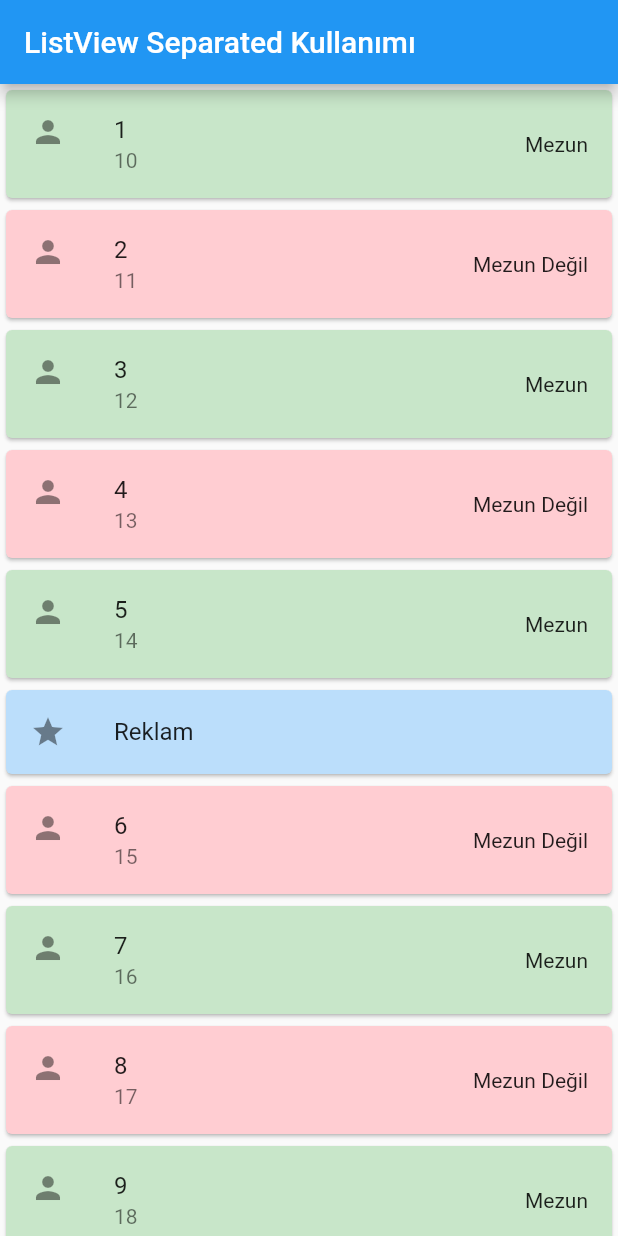
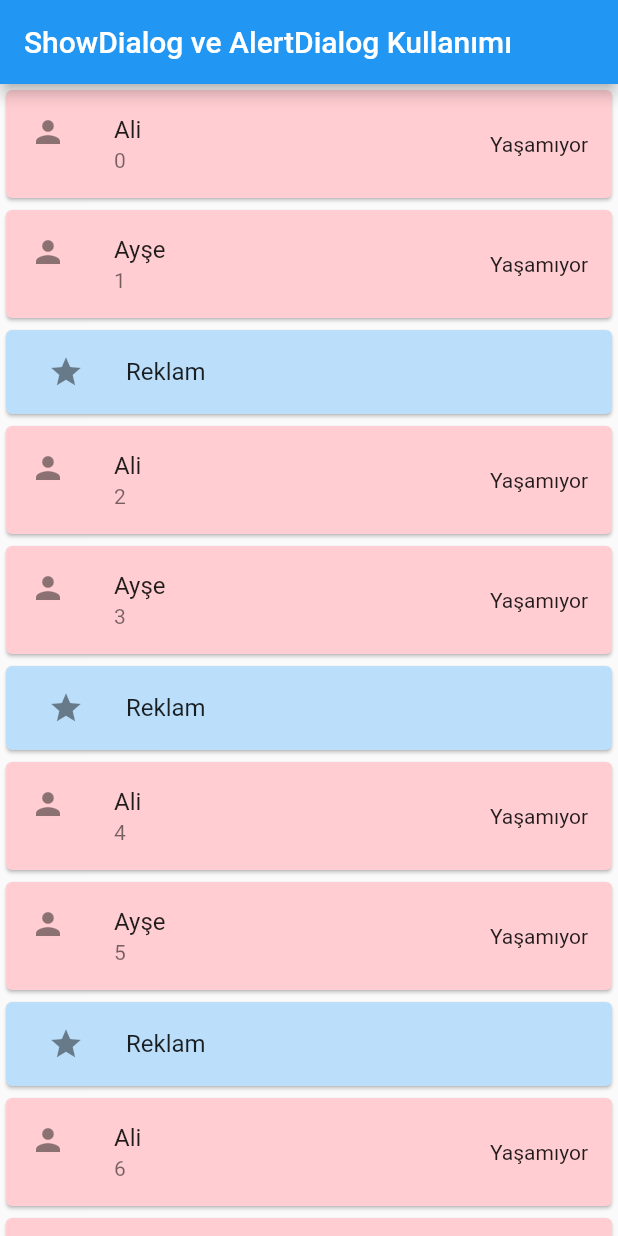
Before and after one commit to yamisagi/flutter_samples, a Flutter app: the screen it shows after launch, on a phone screen of 412 x 824 dp. Run offline on Flutter 3.47's test engine with Material 2 defaults, Android fonts, the phone set to English and light mode, and no system bars.

Commit message:
added alertDialog usage

```diff
--- /dev/null
+++ b/lib/basic_widgets/lesson3/alert_dialog/show_dialog_learn.dart
@@ -0,0 +1,106 @@
+import 'package:flutter/material.dart';
+
+/// * showDialog() bize ekranla etkileşime girdiğimizde, ekranda gösterilmesini istediğimize göre kullanıcıya uyarı vermek için kullanılır.
+/// * Çoğunluk AlertDialog ile birlikte kullanılır MaterialDesign kurallarını takip ettiğimiz için.
+
+class AlertShowDialogLearn extends StatelessWidget {
+  const AlertShowDialogLearn({Key? key}) : super(key: key);
+
+  @override
+  Widget build(BuildContext context) {
+    List<Person> items = List.generate(100, (index) {
+      return Person(
+        name: index % 2 == 0 ? 'Ali' : 'Ayşe',
+        age: index > 50 ? index ~/ 10 : index,
+        alive: index > 75 ? true : false,
+      );
+    });
+    return Scaffold(
+      appBar: AppBar(
+        title: const Text('ShowDialog ve AlertDialog Kullanımı'),
+      ),
+      body: ListView.separated(
+        itemBuilder: (context, index) {
+          Person person = items[index];
+          return Card(
+            color: person.alive ? Colors.green.shade100 : Colors.red.shade100,
+            child: ListTile(
+              leading: const Icon(Icons.person),
+              title: Text(person.name),
+              subtitle: Text(person.age.toString()),
+              trailing: Text(person.alive ? "Yaşıyor" : "Yaşamıyor"),
+            ),
+          );
+        },
+        separatorBuilder: (seperatorContext, index) {
+          if (++index % 2 == 0) {
+            return Card(
+              color: Colors.blue.shade100,
+              child: ListTile(
+                leading: IconButton(
+                  onPressed: () {
+                    /// Genel yapıya bakarsak showDialog() bizden bir context: bir de builder: bekliyor.
+                    /// builder, ekranda gösterilecek olan widget'i oluşturur.
+                    /// context, ise bir üst widgetten gelen context'i bilgisini kullanarak kendini nereye konumlandırması gerektiğini bilir.
+                    showDialog(
+
+                        /// Görüldüğü gibi context separatorBuilder'ının context'ini olarak kullanır.
+                        context: seperatorContext,
+
+                        /// Burda ise biz bir context verip, olur da return ettiğimiz yapının contexte ihtiyacı varsa,
+                        /// O da 'myContext' adlı yapıyı kullansın.
+                        /// ! Bu yüzden context'lerin adlarının önemi yoktur. Ondan dolayı genellikle her zaman 'context' adını kullanırız ki,
+                        /// ! Karışıklık olmasın.
+                        builder: (showDialogContext) {
+                          return AlertDialog(
+                            /// AlertDialog yapısı da bu şekilde bir title,content ve actions şeklinde material tasarıma uygun şekildedir.
+                            title: Text(items[index].name),
+                            content: const Text('Do you want dissmis AD?'),
+                            actions: [
+                              TextButton(
+                                child: const Text('Tamam'),
+                                onPressed: () {
+                                  /// Burda dikkat edilirse builder'ın bizden neden bir context vermemizi istediğini anlayabiliriz.
+                                  /// Navigator.of(context).pop() ekranda bir 'Ekran' olarak tabir edilen bir nesne var onu kapatır,
+                                  /// Ve bir önceki 'context'e geri döndürür.
+                                  /// Bundan dolayı bizden bir context bekler, ve biz de tabi bir üst context'imiz olan 'showDialogContext''i veriririz.
+                                  /// Ve 'Tamam' a basınca ekranımız bir önceki halini almış olur.
+                                  /// Tam olarak mantık bu şekilde.
+                                  Navigator.of(showDialogContext).pop();
+                                },
+                              ),
+                              TextButton(
+                                  onPressed: () {},
+                                  child: const Text(
+                                    'Hayır',
+                                  ))
+                            ],
+                          );
+                        });
+                  },
+                  icon: const Icon(Icons.star),
+                ),
+                title: const Text('Reklam'),
+              ),
+            );
+          }
+
+          return Container();
+        },
+        itemCount: 100,
+      ),
+    );
+  }
+}
+
+/// Örneklerde kullanmak için bir model sınıfı oluşturduk.
+class Person {
+  final String name;
+  final int age;
+  final bool alive;
+  const Person({
+    required this.name,
+    required this.age,
+    required this.alive,
+  });
+}
--- a/lib/main.dart
+++ b/lib/main.dart
@@ -1,7 +1,6 @@
 import 'package:flutter/material.dart';
 
-import 'basic_widgets/lesson3/listview_builder_separated/listview_builder_learn.dart';
-import 'basic_widgets/lesson3/listview_builder_separated/listview_separated_learn.dart';
+import 'basic_widgets/lesson3/alert_dialog/show_dialog_learn.dart';
 
 void main() => runApp(const CourseApp());
 
@@ -12,7 +11,7 @@ class CourseApp extends StatelessWidget {
     String title = 'This will take 92 hours.';
     return MaterialApp(
       title: title,
-      home: const ListViewSeparatedLearn(),
+      home: const AlertShowDialogLearn(),
     );
   }
 }
```
